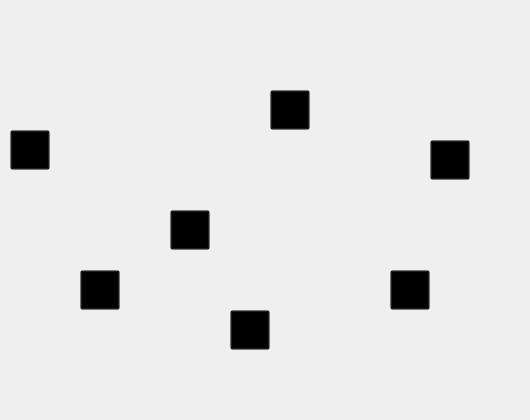
Aleko-Louras/DSFO, file DSFO/graphview.ui: the form before one commit.
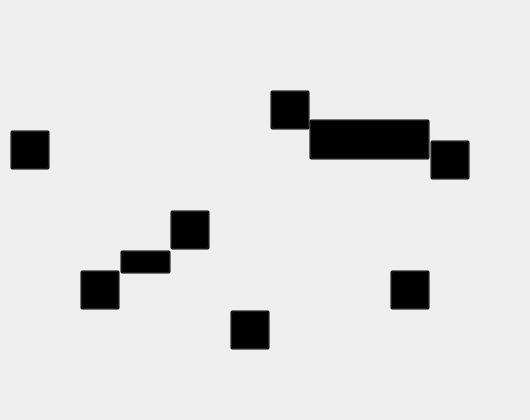
The form after the commit. Icons and pictures are not drawn.

```diff
--- a/DSFO/graphview.ui
+++ b/DSFO/graphview.ui
@@ -214,6 +214,48 @@
     </size>
    </property>
   </widget>
+  <widget class="QPushButton" name="vegasToLaEdge">
+   <property name="geometry">
+    <rect>
+     <x>120</x>
+     <y>250</y>
+     <width>51</width>
+     <height>24</height>
+    </rect>
+   </property>
+   <property name="styleSheet">
+    <string notr="true">background-color: rgba(0, 0, 0, 0);</string>
+   </property>
+   <property name="text">
+    <string/>
+   </property>
+  </widget>
+  <widget class="QPushButton" name="slcToDenverEdge">
+   <property name="geometry">
+    <rect>
+     <x>309</x>
+     <y>119</y>
+     <width>121</width>
+     <height>41</height>
+    </rect>
+   </property>
+   <property name="styleSheet">
+    <string notr="true">background-color: rgba(0, 0, 0, 0);</string>
+   </property>
+   <property name="text">
+    <string/>
+   </property>
+   <property name="icon">
+    <iconset resource="resources.qrc">
+     <normaloff>:/slcToDenver.png</normaloff>:/slcToDenver.png</iconset>
+   </property>
+   <property name="iconSize">
+    <size>
+     <width>130</width>
+     <height>44</height>
+    </size>
+   </property>
+  </widget>
  </widget>
  <resources>
   <include location="resources.qrc"/>
```
